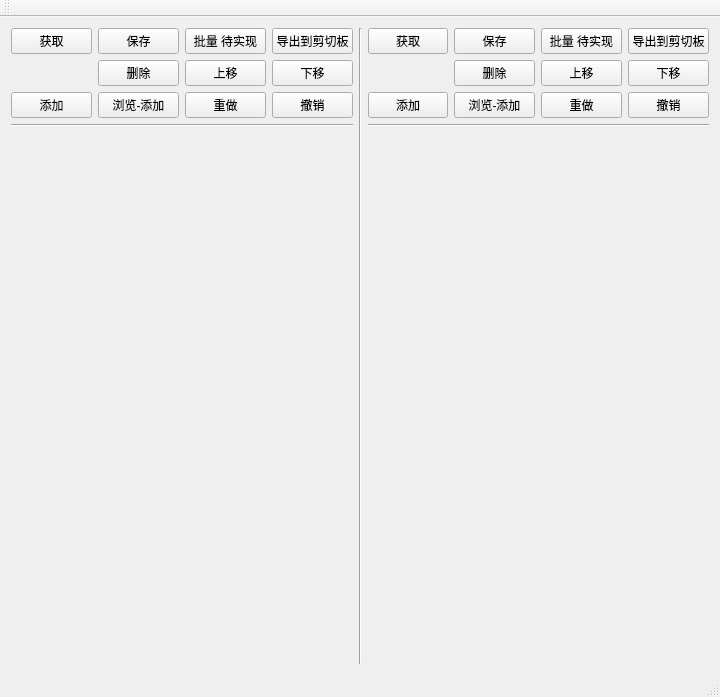
Qt form mainwindow.ui (ke260g/PathEditor) before a commit.
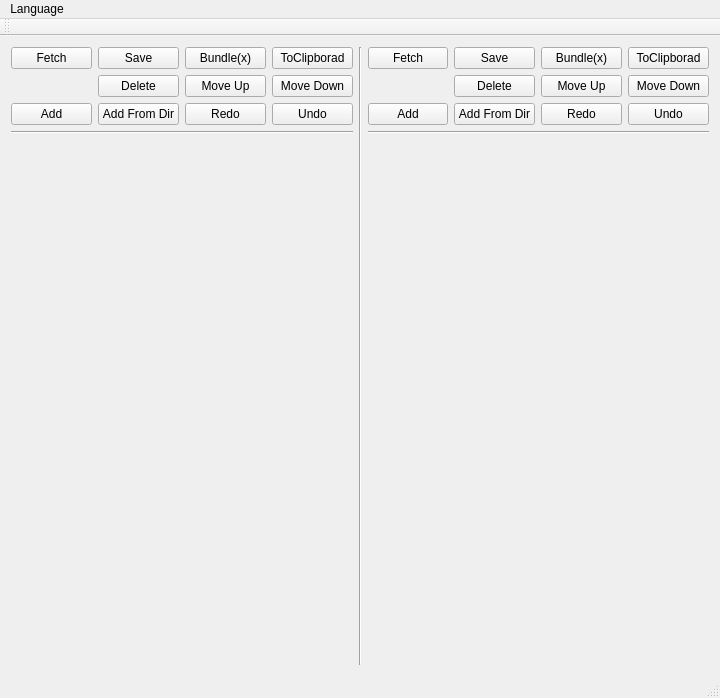
The same form after that commit.

Commit message: Add multi-languages handler.

```diff
--- a/mainwindow.ui
+++ b/mainwindow.ui
@@ -26,14 +26,14 @@
       <item row="2" column="0">
        <widget class="QPushButton" name="pushButton_sysAdd">
         <property name="text">
-         <string>添加</string>
+         <string>Add</string>
         </property>
        </widget>
       </item>
       <item row="0" column="2">
        <widget class="QPushButton" name="pushButton_sysBundle">
         <property name="text">
-         <string>批量 待实现</string>
+         <string>Bundle(x)</string>
         </property>
        </widget>
       </item>
@@ -47,70 +47,70 @@
       <item row="2" column="1">
        <widget class="QPushButton" name="pushButton_sysAddFromDir">
         <property name="text">
-         <string>浏览-添加</string>
+         <string>Add From Dir</string>
         </property>
        </widget>
       </item>
       <item row="0" column="5">
        <widget class="QPushButton" name="pushButton_usrGet">
         <property name="text">
-         <string>获取</string>
+         <string>Fetch</string>
         </property>
        </widget>
       </item>
       <item row="0" column="8">
        <widget class="QPushButton" name="pushButton_usrToClipBoard">
         <property name="text">
-         <string>导出到剪切板</string>
+         <string>ToClipborad</string>
         </property>
        </widget>
       </item>
       <item row="1" column="6">
        <widget class="QPushButton" name="pushButton_usrDel">
         <property name="text">
-         <string>删除</string>
+         <string>Delete</string>
         </property>
        </widget>
       </item>
       <item row="0" column="7">
        <widget class="QPushButton" name="pushButton_usrBundle">
         <property name="text">
-         <string>批量 待实现</string>
+         <string>Bundle(x)</string>
         </property>
        </widget>
       </item>
       <item row="1" column="2">
        <widget class="QPushButton" name="pushButton_sysMoveUp">
         <property name="text">
-         <string>上移</string>
+         <string>Move Up</string>
         </property>
        </widget>
       </item>
       <item row="2" column="2">
        <widget class="QPushButton" name="pushButton_sysRedo">
         <property name="text">
-         <string>重做</string>
+         <string>Redo</string>
         </property>
        </widget>
       </item>
       <item row="0" column="1">
        <widget class="QPushButton" name="pushButton_sysSave">
         <property name="text">
-         <string>保存</string>
+         <string>Save</string>
         </property>
        </widget>
       </item>
       <item row="2" column="3">
        <widget class="QPushButton" name="pushButton_sysUndo">
         <property name="text">
-         <string>撤销</string>
+         <string>Undo</string>
         </property>
        </widget>
       </item>
       <item row="1" column="3">
        <widget class="QPushButton" name="pushButton_sysMoveDown">
         <property name="text">
-         <string>下移</string>
+         <string>Move Down</string>
         </property>
        </widget>
       </item>
@@ -124,70 +124,70 @@
       <item row="0" column="0">
        <widget class="QPushButton" name="pushButton_sysGet">
         <property name="text">
-         <string>获取</string>
+         <string>Fetch</string>
         </property>
        </widget>
       </item>
       <item row="0" column="3">
        <widget class="QPushButton" name="pushButton_sysToClipBoard">
         <property name="text">
-         <string>导出到剪切板</string>
+         <string>ToClipborad</string>
         </property>
        </widget>
       </item>
       <item row="0" column="6">
        <widget class="QPushButton" name="pushButton_usrSave">
         <property name="text">
-         <string>保存</string>
+         <string>Save</string>
         </property>
        </widget>
       </item>
       <item row="1" column="8">
        <widget class="QPushButton" name="pushButton_usrMoveDown">
         <property name="text">
-         <string>下移</string>
+         <string>Move Down</string>
         </property>
        </widget>
       </item>
       <item row="1" column="7">
        <widget class="QPushButton" name="pushButton_usrMoveup">
         <property name="text">
-         <string>上移</string>
+         <string>Move Up</string>
         </property>
        </widget>
       </item>
       <item row="1" column="1">
        <widget class="QPushButton" name="pushButton_sysDel">
         <property name="text">
-         <string>删除</string>
+         <string>Delete</string>
         </property>
        </widget>
       </item>
       <item row="2" column="6">
        <widget class="QPushButton" name="pushButton_usrAddFromDir">
         <property name="text">
-         <string>浏览-添加</string>
+         <string>Add From Dir</string>
         </property>
        </widget>
       </item>
       <item row="2" column="5">
        <widget class="QPushButton" name="pushButton_usrAdd">
         <property name="text">
-         <string>添加</string>
+         <string>Add</string>
         </property>
        </widget>
       </item>
       <item row="2" column="7">
        <widget class="QPushButton" name="pushButton_usrRedo">
         <property name="text">
-         <string>重做</string>
+         <string>Redo</string>
         </property>
        </widget>
       </item>
       <item row="2" column="8">
        <widget class="QPushButton" name="pushButton_usrUndo">
         <property name="text">
-         <string>撤销</string>
+         <string>Undo</string>
         </property>
        </widget>
       </item>
@@ -249,6 +249,17 @@
      <height>23</height>
     </rect>
    </property>
+   <property name="defaultUp">
+    <bool>false</bool>
+   </property>
+   <widget class="QMenu" name="menuLanguage">
+    <property name="title">
+     <string>Language</string>
+    </property>
+    <addaction name="actionEnglish"/>
+    <addaction name="actionChinese"/>
+   </widget>
+   <addaction name="menuLanguage"/>
   </widget>
   <widget class="QToolBar" name="mainToolBar">
    <attribute name="toolBarArea">
```
Left out of the diff: 10 changed lines with no effect on the pictures. The commit also changes 4 other files.
